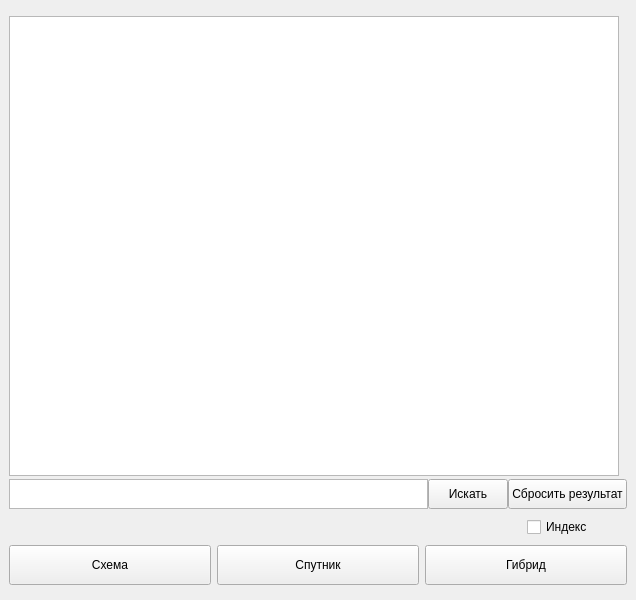
This is ui/main.ui in Protocs/OkayMaps as Qt 5 draws it before an edit. The edited form follows.
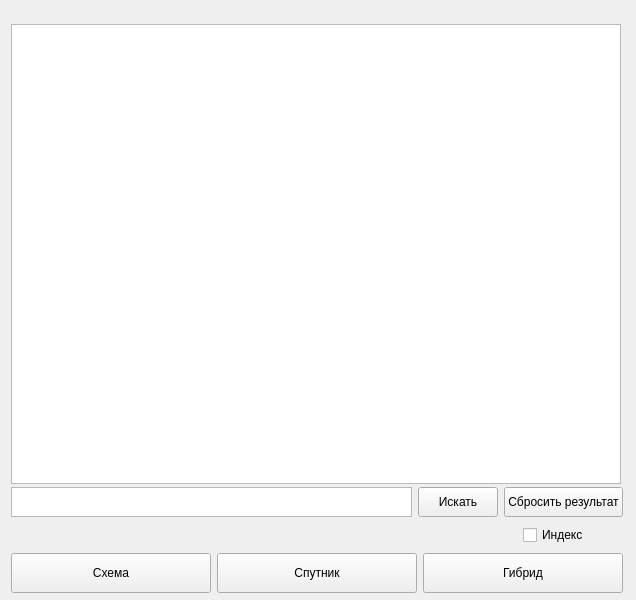
This is the edited form.

Commit message: Попытка поставить точку при нажатии на карту

```diff
--- a/ui/main.ui
+++ b/ui/main.ui
@@ -19,13 +19,22 @@
   <property name="maximumSize">
    <size>
     <width>636</width>
-    <height>800</height>
+    <height>600</height>
    </size>
   </property>
   <property name="windowTitle">
    <string>MainWindow</string>
   </property>
   <widget class="QWidget" name="centralwidget">
+   <widget class="QWidget" name="">
+    <property name="geometry">
+     <rect>
+      <x>11</x>
+      <y>17</y>
+      <width>612</width>
+      <height>579</height>
+     </rect>
+    </property>
    <layout class="QVBoxLayout" name="verticalLayout">
     <item>
      <widget class="QGraphicsView" name="map">
@@ -37,7 +46,7 @@
       </property>
       <property name="maximumSize">
        <size>
-        <width>600</width>
+         <width>610</width>
         <height>450</height>
        </size>
       </property>
@@ -45,9 +54,6 @@
     </item>
     <item>
      <layout class="QHBoxLayout" name="horizontalLayout">
-      <property name="spacing">
-       <number>0</number>
-      </property>
       <item>
        <widget class="QTextEdit" name="search_text">
         <property name="maximumSize">
@@ -93,7 +99,7 @@
      </layout>
     </item>
     <item>
-     <layout class="QHBoxLayout" name="horizontalLayout_2">
+      <layout class="QHBoxLayout" name="horizontalLayout_3">
       <item>
        <widget class="QLabel" name="full_address">
         <property name="text">
@@ -117,7 +123,7 @@
      </layout>
     </item>
     <item>
-     <layout class="QHBoxLayout" name="horizontalLayout_3">
+      <layout class="QHBoxLayout" name="horizontalLayout_2">
       <item>
        <widget class="QPushButton" name="scheme_btn">
         <property name="minimumSize">
@@ -160,6 +166,7 @@
      </layout>
     </item>
    </layout>
+   </widget>
   </widget>
  </widget>
  <resources/>
```
Lines whose indentation alone changed are shown as unchanged. The commit also changes 2 other files.
